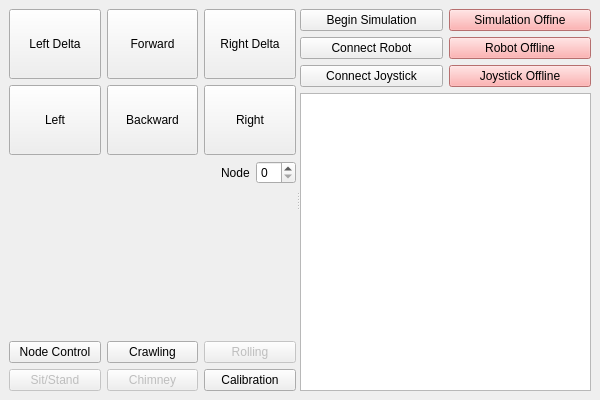
First picture: the form in rift/ui/main.ui, repository BYUCMR/Capstone_TREG, before the edit.
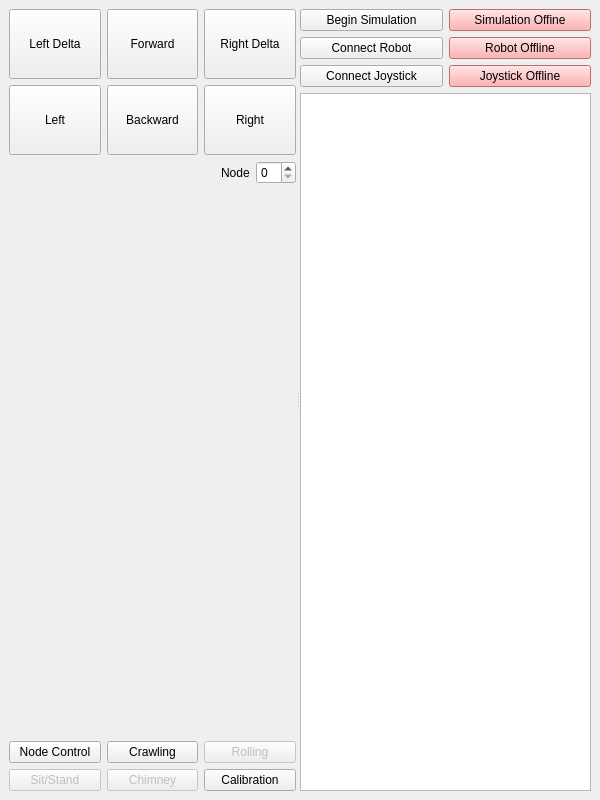
Second picture: the form after the edit.

```diff
--- a/rift/ui/main.ui
+++ b/rift/ui/main.ui
@@ -7,7 +7,7 @@
     <x>0</x>
     <y>0</y>
     <width>600</width>
-    <height>400</height>
+    <height>800</height>
    </rect>
   </property>
   <property name="windowTitle">
```
Left out of the diff: 2 changed lines with no effect on the pictures.
